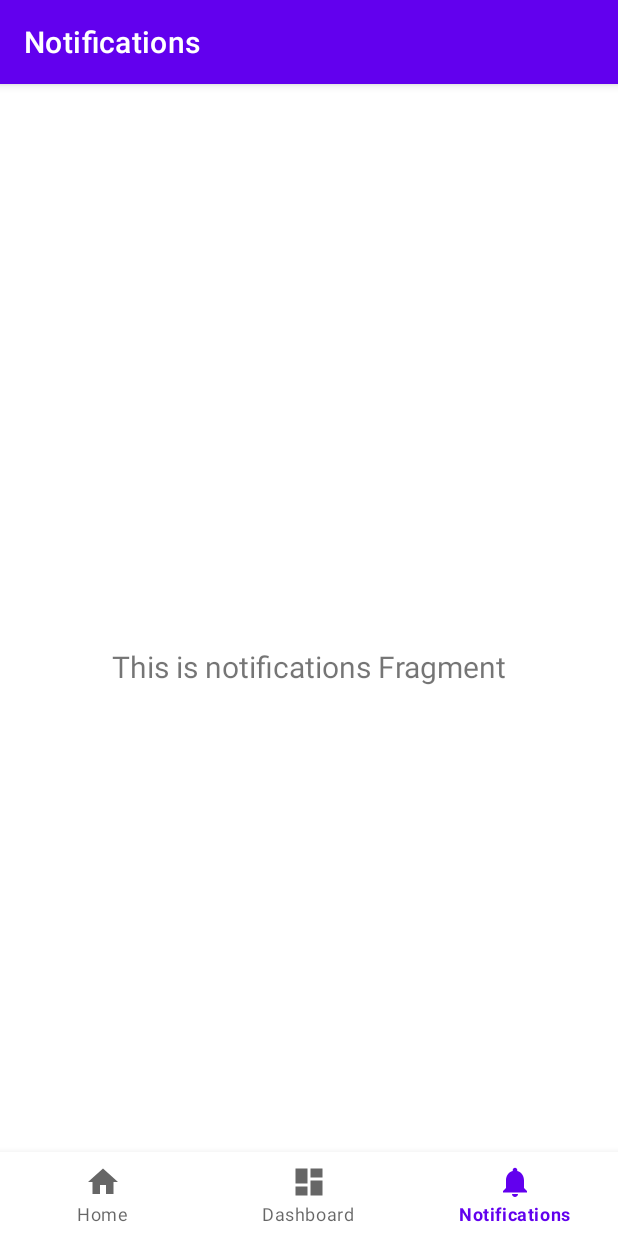
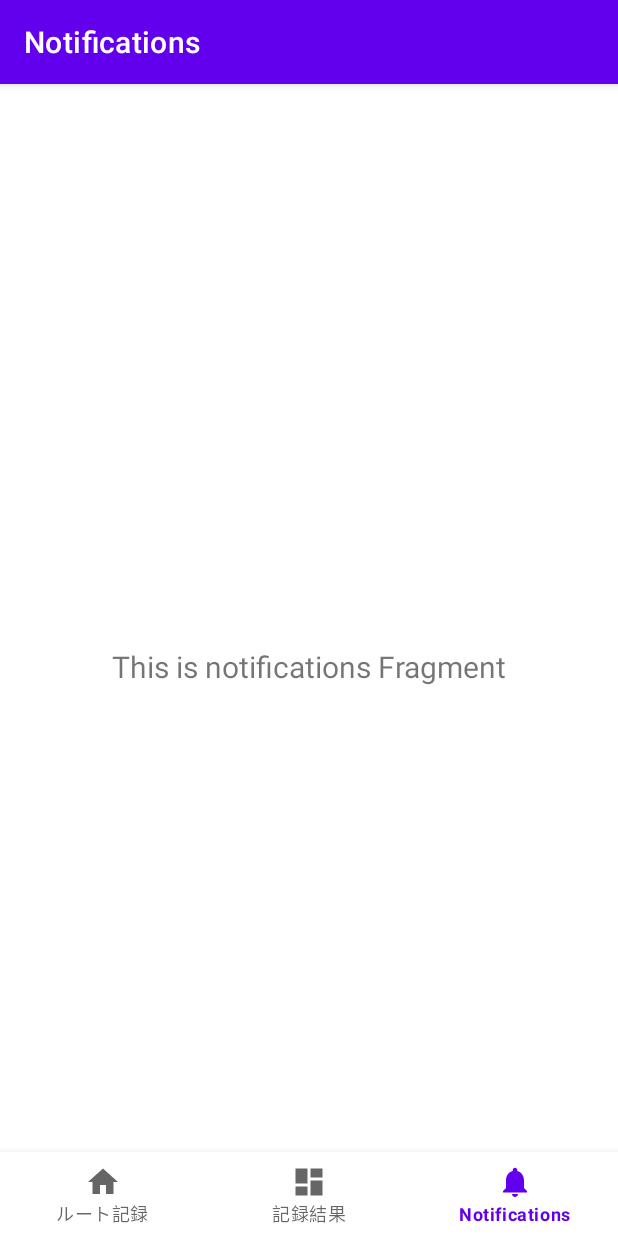
Before and after one commit to tktomaru/TomaGPS, an Android app: the screen it shows after launch (MainActivity), item 3 of the bottom bar chosen, on a phone screen of 412 x 824 dp. Run offline under Robolectric (Android 15) with nearby library versions, the light colour scheme and no system bars; our stand-ins replace navigation-ui.

Commit message:
ログ記録再開機能を追加

```diff
--- a/app/src/main/java/jp/tukutano/tomagps/ui/dashboard/LogAdapter.kt
+++ b/app/src/main/java/jp/tukutano/tomagps/ui/dashboard/LogAdapter.kt
@@ -20,6 +20,7 @@ class LogAdapter(
     interface Listener {
         fun onItemClicked(log: JourneyLog)
         fun onDeleteClicked(log: JourneyLog)
+        fun onResumeClicked(log: JourneyLog)
     }
 
     override fun onCreateViewHolder(parent: ViewGroup, viewType: Int): VH {
@@ -32,7 +33,7 @@ class LogAdapter(
     }
 
     override fun onBindViewHolder(holder: VH, position: Int) {
-        holder.bind(getItem(position))
+        holder.bind(getItem(position), listener)
     }
 
     class VH(
@@ -52,7 +53,7 @@ class LogAdapter(
             }
         }
 
-        fun bind(log: JourneyLog) {
+        fun bind(log: JourneyLog, listener: Listener) {
             binding.log = log
             binding.listener = listener  // ここで listener を設定
 
--- a/app/src/main/java/jp/tukutano/tomagps/ui/home/TrackFragment.kt
+++ b/app/src/main/java/jp/tukutano/tomagps/ui/home/TrackFragment.kt
@@ -2,6 +2,7 @@ package jp.tukutano.tomagps.ui.home
 
 import android.Manifest
 import android.app.Activity
+import android.app.Application
 import android.content.Context
 import android.content.Intent
 import android.content.pm.PackageManager
@@ -42,7 +43,12 @@ class TrackFragment : Fragment(R.layout.fragment_track),
 
     private var _binding: FragmentTrackBinding? = null
     private val binding get() = _binding!!
-    private val vm: TrackViewModel by viewModels()
+    private val resumeLogId: Long? by lazy {
+        arguments?.getLong("resumeLogId").takeIf { it != 0L }
+    }
+    private val vm: TrackViewModel by viewModels {
+        TrackViewModelFactory(requireActivity().application as Application, resumeLogId)
+    }
 
     private lateinit var map: GoogleMap
     private lateinit var fusedClient: FusedLocationProviderClient
--- a/app/src/main/java/jp/tukutano/tomagps/ui/home/TrackViewModel.kt
+++ b/app/src/main/java/jp/tukutano/tomagps/ui/home/TrackViewModel.kt
@@ -25,8 +25,11 @@ import kotlinx.coroutines.launch
 import kotlinx.coroutines.withContext
 import java.time.LocalDateTime
 import kotlin.math.*
+import kotlinx.coroutines.flow.onEach
+import kotlinx.coroutines.flow.launchIn
 
-class TrackViewModel(app: Application) : AndroidViewModel(app) {
+class TrackViewModel(app: Application,
+                     private val resumeLogId: Long?) : AndroidViewModel(app) {
 
     // Database & Repositories
     private val database by lazy { AppDatabase.getInstance(app) }
@@ -51,6 +54,19 @@ class TrackViewModel(app: Application) : AndroidViewModel(app) {
     private val photoBuffer = mutableListOf<PhotoEntry>()
     private val _photosFlow = MutableStateFlow<List<PhotoEntry>>(emptyList())
     val photos: StateFlow<List<PhotoEntry>> = _photosFlow.asStateFlow()
+
+
+    init {
+        // 再開時：DB から過去ポイントをロード
+        resumeLogId?.let { id ->
+            trackRepo.getPointsByLog(id)
+                .onEach { pts ->
+                    _path.value = pts
+                    service.setInitialPath(pts)
+                }
+                .launchIn(viewModelScope)
+        }
+    }
 
     /** Start tracking and UI updates */
     fun startTracking() {
@@ -166,4 +182,5 @@ class TrackViewModel(app: Application) : AndroidViewModel(app) {
     }
 
     private fun Double.toRadians() = Math.toRadians(this)
+
 }
--- /dev/null
+++ b/app/src/main/java/jp/tukutano/tomagps/ui/home/TrackViewModelFactory.kt
@@ -0,0 +1,19 @@
+// TrackViewModelFactory.kt
+package jp.tukutano.tomagps.ui.home
+
+import android.app.Application
+import androidx.lifecycle.ViewModel
+import androidx.lifecycle.ViewModelProvider
+
+class TrackViewModelFactory(
+    private val application: Application,
+    private val resumeLogId: Long?
+) : ViewModelProvider.Factory {
+    override fun <T : ViewModel> create(modelClass: Class<T>): T {
+        if (modelClass.isAssignableFrom(TrackViewModel::class.java)) {
+            @Suppress("UNCHECKED_CAST")
+            return TrackViewModel(application, resumeLogId) as T
+        }
+        throw IllegalArgumentException("Unknown ViewModel class: ${modelClass.name}")
+    }
+}
--- a/app/src/main/res/navigation/mobile_navigation.xml
+++ b/app/src/main/res/navigation/mobile_navigation.xml
@@ -15,7 +15,11 @@
         android:id="@+id/navigation_dashboard"
         android:name="jp.tukutano.tomagps.ui.dashboard.LogListFragment"
         android:label="@string/title_dashboard"
-        tools:layout="@layout/fragment_log_list" />
+        tools:layout="@layout/fragment_log_list" >
+        <action
+            android:id="@+id/action_navigation_dashboard_to_navigation_home"
+            app:destination="@id/navigation_home" />
+    </fragment>
 
     <fragment
         android:id="@+id/navigation_notifications"
--- a/app/src/main/res/values/strings.xml
+++ b/app/src/main/res/values/strings.xml
@@ -1,6 +1,6 @@
 <resources>
     <string name="app_name">TomaGPS</string>
-    <string name="title_home">Home</string>
-    <string name="title_dashboard">Dashboard</string>
+    <string name="title_home">ルート記録</string>
+    <string name="title_dashboard">記録結果</string>
     <string name="title_notifications">Notifications</string>
 </resources>
```
Also changed, not shown: app/src/main/java/jp/tukutano/tomagps/service/TrackingService.kt (+9 -3 lines), app/src/main/java/jp/tukutano/tomagps/ui/dashboard/LogListFragment.kt (+7 -0 lines), app/src/main/res/layout/item_log_card.xml (+11 -0 lines).
